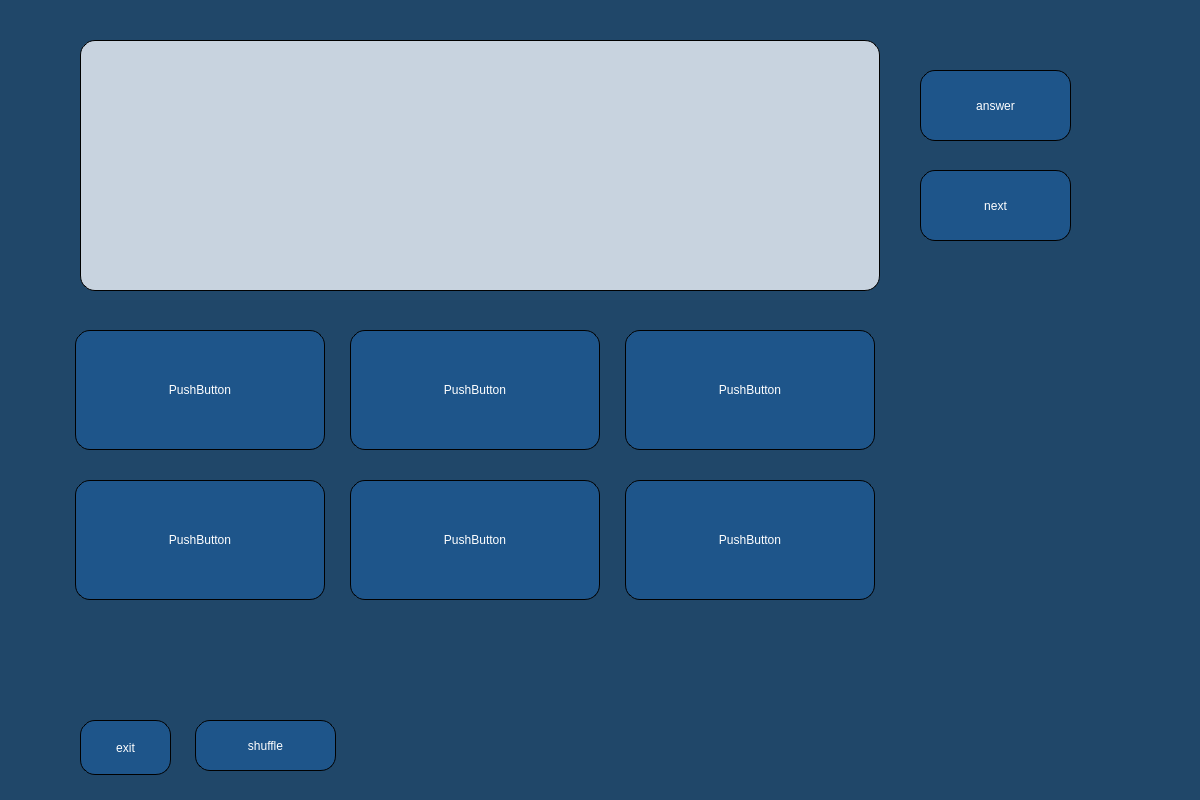
Old version of the form WindowsGraphics/FlashCardsModeWindow.ui in the repository Skripkon/App-for-learning-English-LANGOD.
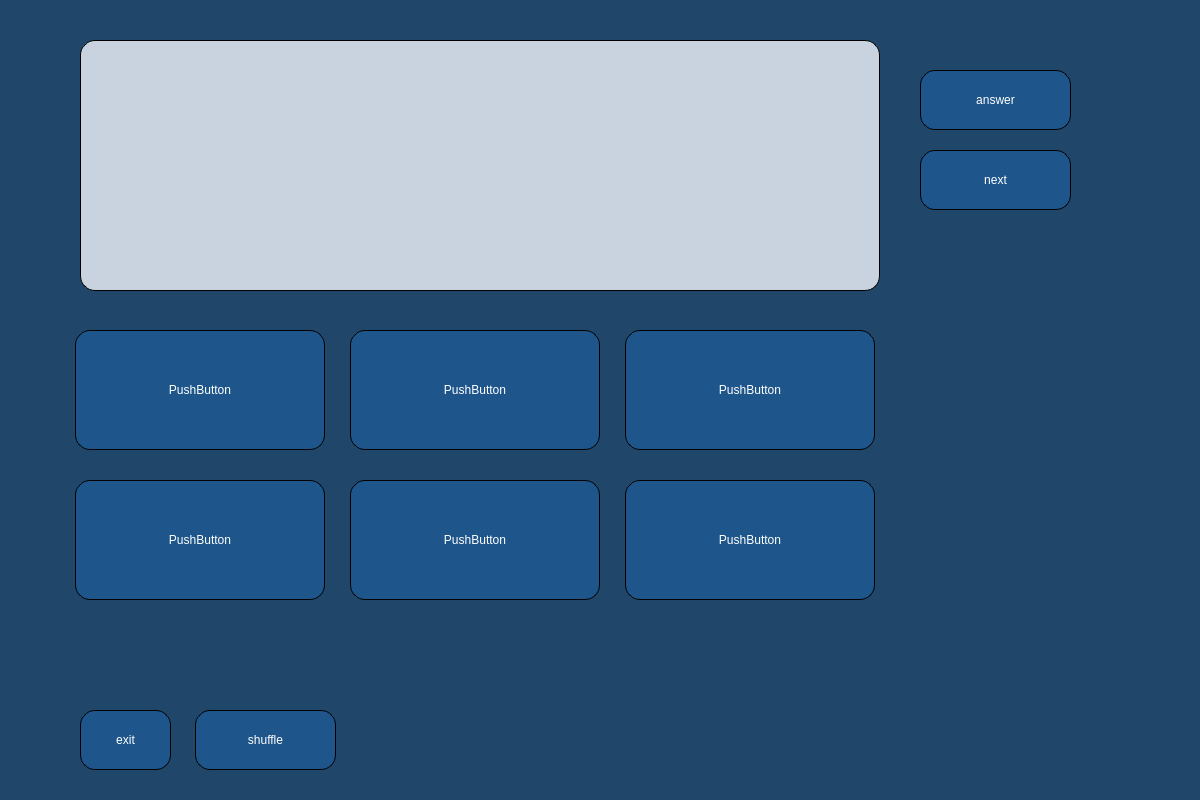
New version of the form.

Diff of the .ui file:
```diff
--- a/WindowsGraphics/FlashCardsModeWindow.ui
+++ b/WindowsGraphics/FlashCardsModeWindow.ui
@@ -165,9 +165,9 @@
    <property name="geometry">
     <rect>
      <x>195</x>
-     <y>720</y>
+     <y>710</y>
      <width>141</width>
-     <height>51</height>
+     <height>60</height>
     </rect>
    </property>
    <property name="styleSheet">
@@ -189,9 +189,9 @@
    <property name="geometry">
     <rect>
      <x>80</x>
-     <y>720</y>
+     <y>710</y>
      <width>91</width>
-     <height>55</height>
+     <height>60</height>
     </rect>
    </property>
    <property name="styleSheet">
@@ -213,9 +213,9 @@
    <property name="geometry">
     <rect>
      <x>920</x>
-     <y>170</y>
+     <y>150</y>
      <width>151</width>
-     <height>71</height>
+     <height>60</height>
     </rect>
    </property>
    <property name="styleSheet">
@@ -239,7 +239,7 @@
      <x>920</x>
      <y>70</y>
      <width>151</width>
-     <height>71</height>
+     <height>60</height>
     </rect>
    </property>
    <property name="styleSheet">
```
